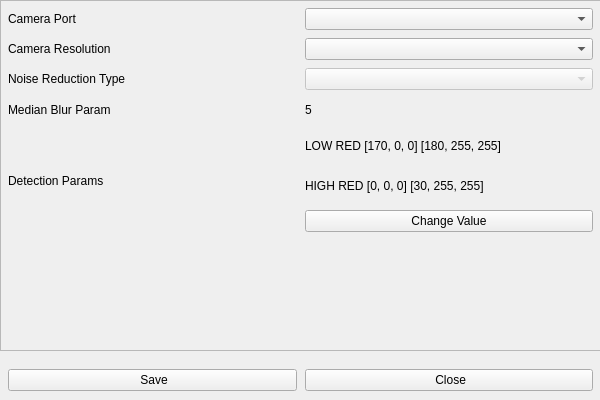
First picture: the form in Views/SettingsView.ui, repository cforclown/identifikasi-kualitas-daging-sapi-unggul-dgn-menggunakan-metode-regionprops, before the edit.
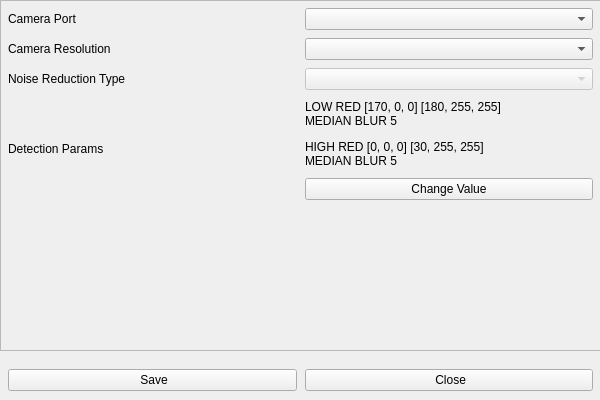
Second picture: the form after the edit. Icons and pictures are not drawn.

```diff
--- a/Views/SettingsView.ui
+++ b/Views/SettingsView.ui
@@ -62,7 +62,7 @@
        <height>351</height>
       </rect>
      </property>
-     <layout class="QGridLayout" name="gridLayout" rowstretch="0,0,0,0,1,0" columnstretch="0,0">
+     <layout class="QGridLayout" name="gridLayout" rowstretch="0,0,0,0,0" columnstretch="0,0">
       <property name="sizeConstraint">
        <enum>QLayout::SetMinimumSize</enum>
       </property>
@@ -81,87 +81,10 @@
       <property name="spacing">
        <number>8</number>
       </property>
-      <item row="5" column="0">
-       <widget class="QLabel" name="separator">
-        <property name="text">
-         <string/>
-        </property>
-       </widget>
-      </item>
-      <item row="2" column="0">
-       <widget class="QLabel" name="noiseReductionTypeText">
-        <property name="text">
-         <string>Noise Reduction Type</string>
-        </property>
-       </widget>
-      </item>
-      <item row="0" column="0">
-       <widget class="QLabel" name="cameraPortText">
-        <property name="text">
-         <string>Camera Port</string>
-        </property>
-       </widget>
-      </item>
-      <item row="3" column="0">
-       <widget class="QLabel" name="medianBlurParamText">
-        <property name="maximumSize">
-         <size>
-          <width>16777215</width>
-          <height>24</height>
-         </size>
-        </property>
-        <property name="text">
-         <string>Median Blur Param</string>
-        </property>
-       </widget>
-      </item>
-      <item row="1" column="0">
-       <widget class="QLabel" name="cameraResText">
-        <property name="text">
-         <string>Camera Resolution</string>
-        </property>
-       </widget>
-      </item>
       <item row="0" column="1">
        <widget class="QComboBox" name="cameraPortCb"/>
       </item>
       <item row="3" column="1">
-       <widget class="QLabel" name="medianBlurParamValueText">
-        <property name="maximumSize">
-         <size>
-          <width>16777215</width>
-          <height>24</height>
-         </size>
-        </property>
-        <property name="text">
-         <string>5</string>
-        </property>
-       </widget>
-      </item>
-      <item row="1" column="1">
-       <widget class="QComboBox" name="cameraResCb"/>
-      </item>
-      <item row="2" column="1">
-       <widget class="QComboBox" name="noiseReductionTypeCb">
-        <property name="enabled">
-         <bool>false</bool>
-        </property>
-       </widget>
-      </item>
-      <item row="4" column="0">
-       <widget class="QLabel" name="detectionParamsText">
-        <property name="maximumSize">
-         <size>
-          <width>16777215</width>
-          <height>24</height>
-         </size>
-        </property>
-        <property name="text">
-         <string>Detection Params</string>
-        </property>
-       </widget>
-      </item>
-      <item row="4" column="1">
        <layout class="QVBoxLayout" name="verticalLayout_4">
         <property name="bottomMargin">
          <number>0</number>
@@ -181,7 +104,8 @@
            </size>
           </property>
           <property name="text">
-           <string>LOW RED [170, 0, 0] [180, 255, 255]</string>
+           <string>LOW RED [170, 0, 0] [180, 255, 255]
+MEDIAN BLUR 5</string>
           </property>
          </widget>
         </item>
@@ -200,7 +124,8 @@
            </size>
           </property>
           <property name="text">
-           <string>HIGH RED [0, 0, 0] [30, 255, 255]</string>
+           <string>HIGH RED [0, 0, 0] [30, 255, 255]
+MEDIAN BLUR 5</string>
           </property>
          </widget>
         </item>
@@ -213,6 +138,57 @@
         </item>
        </layout>
       </item>
+      <item row="1" column="0">
+       <widget class="QLabel" name="cameraResText">
+        <property name="text">
+         <string>Camera Resolution</string>
+        </property>
+       </widget>
+      </item>
+      <item row="4" column="0">
+       <widget class="QLabel" name="separator">
+        <property name="text">
+         <string/>
+        </property>
+       </widget>
+      </item>
+      <item row="2" column="0">
+       <widget class="QLabel" name="noiseReductionTypeText">
+        <property name="text">
+         <string>Noise Reduction Type</string>
+        </property>
+       </widget>
+      </item>
+      <item row="2" column="1">
+       <widget class="QComboBox" name="noiseReductionTypeCb">
+        <property name="enabled">
+         <bool>false</bool>
+        </property>
+       </widget>
+      </item>
+      <item row="3" column="0">
+       <widget class="QLabel" name="detectionParamsText">
+        <property name="maximumSize">
+         <size>
+          <width>16777215</width>
+          <height>24</height>
+         </size>
+        </property>
+        <property name="text">
+         <string>Detection Params</string>
+        </property>
+       </widget>
+      </item>
+      <item row="1" column="1">
+       <widget class="QComboBox" name="cameraResCb"/>
+      </item>
+      <item row="0" column="0">
+       <widget class="QLabel" name="cameraPortText">
+        <property name="text">
+         <string>Camera Port</string>
+        </property>
+       </widget>
+      </item>
      </layout>
     </widget>
    </widget>
```
